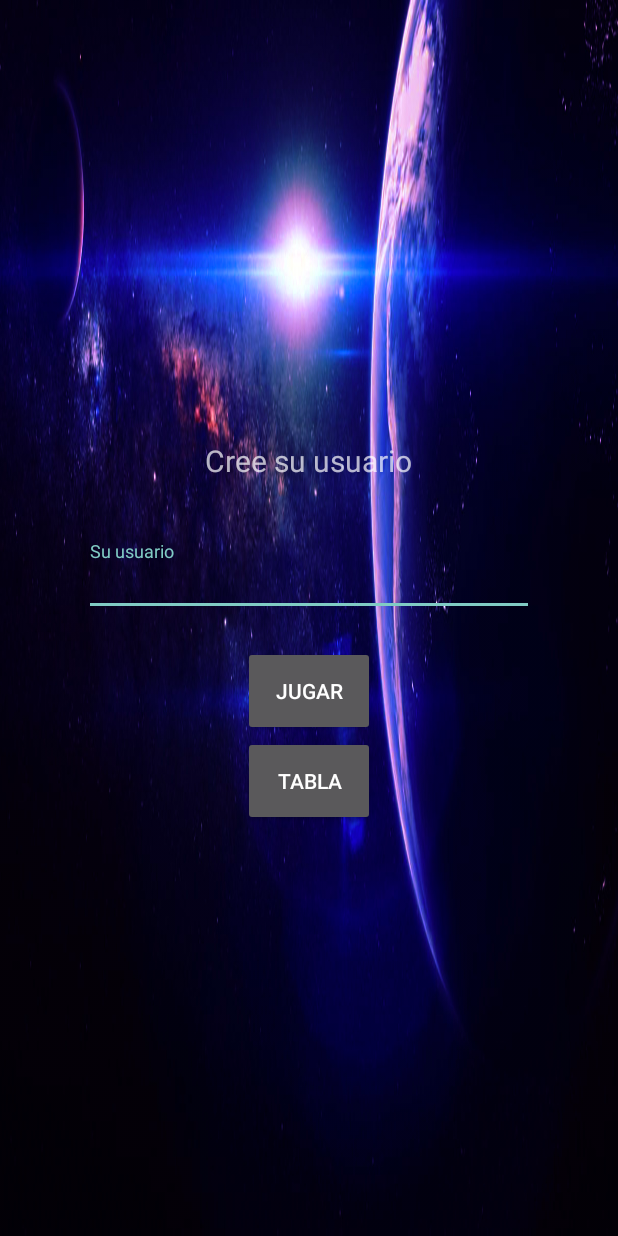
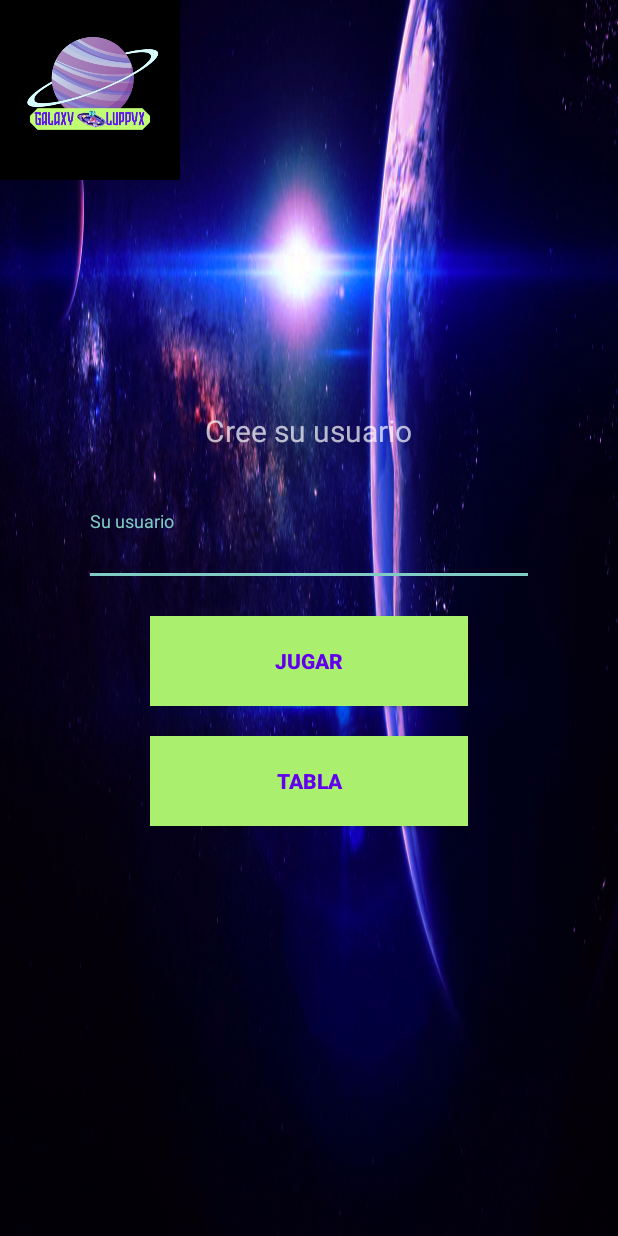
Before and after one commit to Juanjo7z7/GalaxyLuppix, an Android app: the screen it shows after launch (MainActivity), on a phone screen of 412 x 824 dp. Run offline under Robolectric (Android 15) with nearby library versions, the phone set to English and light mode, and no system bars; our stand-ins replace Volley.

Commit message:
Cambios a registre su usuario

```diff
--- a/app/src/main/res/layout/activity_main.xml
+++ b/app/src/main/res/layout/activity_main.xml
@@ -58,16 +58,39 @@
 
         <Button
             android:id="@+id/btn_submit"
-            android:layout_width="wrap_content"
-            android:layout_height="60sp"
-            android:text="Jugar" />
+            android:layout_width="match_parent"
+            android:layout_height="60dp"
+            android:text="Jugar"
+            android:background="@color/teal_700"
+            android:textColor="@color/purple_500"
+            android:layout_marginStart="100dp"
+            android:layout_marginEnd="100dp"
+            android:layout_marginBottom="20dp"
+            android:fontFamily="sans-serif-black"/>
 
         <Button
             android:id="@+id/leader_board"
-            android:layout_width="wrap_content"
-            android:layout_height="60sp"
-            android:text="Tabla" />
+            android:layout_width="match_parent"
+            android:layout_height="60dp"
+            android:text="Tabla"
+            android:background="@color/teal_700"
+            android:textColor="@color/purple_500"
+            android:layout_marginStart="100dp"
+            android:layout_marginEnd="100dp"
+            android:layout_marginBottom="20dp"
+            android:fontFamily="sans-serif-black"/>
+
+
+
     </LinearLayout>
+
+    <ImageView
+        android:id="@+id/imageView"
+        android:layout_width="120dp"
+        android:layout_height="120dp"
+        android:src="@drawable/galaxy_luppyx_1"
+        tools:layout_editor_absoluteX="145dp"
+        tools:layout_editor_absoluteY="86dp" />
 
 
 </androidx.constraintlayout.widget.ConstraintLayout>
```
